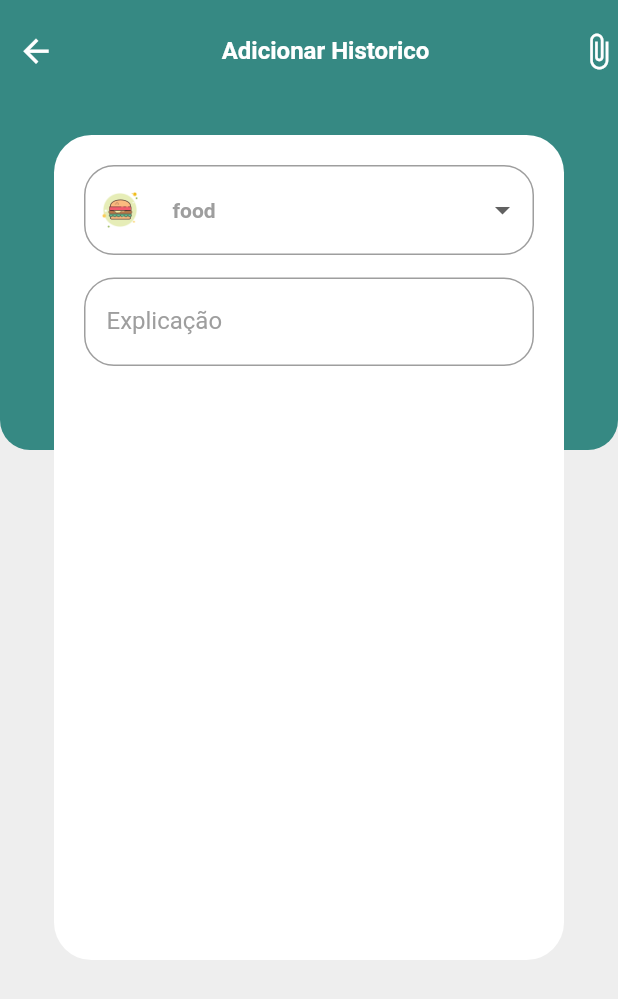
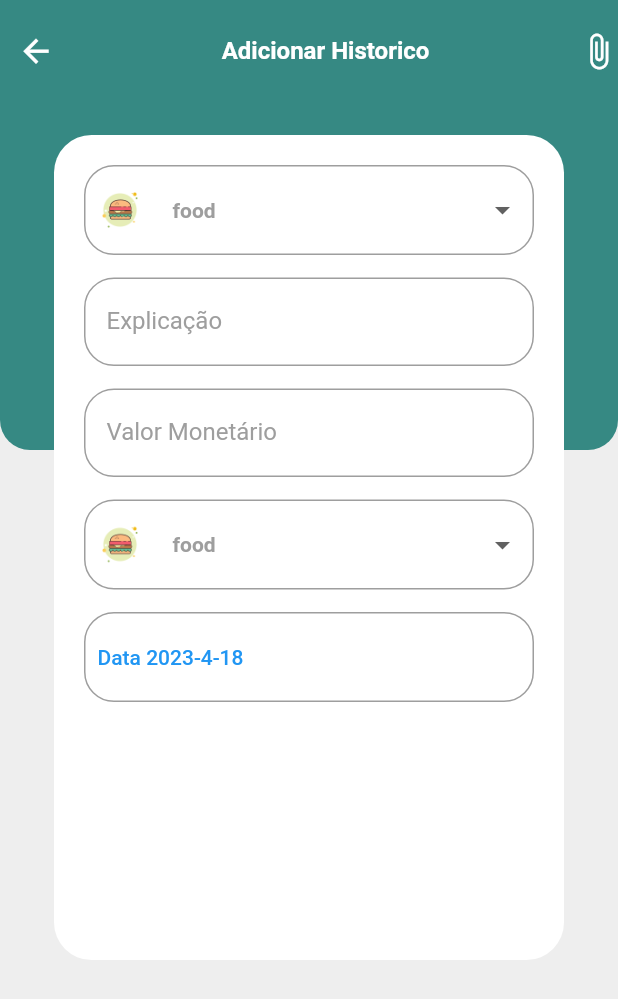
Before and after one commit to gellmesquita/financial-app-ui, a Flutter app: the Add screen opened directly, on a phone screen of 412 x 824 dp. Shown: the top 999 px of the screen. Run offline on Flutter 3.47's test engine with Material 2 defaults, Android fonts, the phone set to English and light mode, and no system bars; our stand-ins replace syncfusion_flutter_charts.

Commit message:
Update add.dart

```diff
--- a/lib/screens/add.dart
+++ b/lib/screens/add.dart
@@ -11,14 +11,18 @@ class Add extends StatefulWidget {
 class _AddState extends State<Add> {
   String dropdownValue = 'food';
   final TextEditingController text= TextEditingController();
+  final TextEditingController valor= TextEditingController();
   FocusNode ex = FocusNode();
+  FocusNode ex1 = FocusNode();
+  DateTime date = DateTime.now();
   @override
   void initState(){
     super.initState();
     ex.addListener(() {
-      setState(() {
-
+      setState(() {});
     });
+    ex1.addListener(() {
+      setState(() {});
     });
   }
   @override
@@ -60,7 +64,113 @@ class _AddState extends State<Add> {
         padding: const EdgeInsets.all(20),
         child: Column(
           children: [
+            myDrop(),
+            const SizedBox(
+              height: 15,
+            ),
+            myTextField(text, ex),
+            const SizedBox(
+              height: 15,
+            ),
+            TextField(
+              controller: valor,
+              focusNode: ex1,
+              keyboardType: TextInputType.number,
+              strutStyle: const StrutStyle(
+                height: 1.8
+              ),
+              decoration:   InputDecoration(
+                contentPadding: const EdgeInsets.symmetric(
+                  horizontal: 15,
+                  vertical: 15
+                ),
+                labelText: "Valor Monetário",
+                labelStyle: const TextStyle(
+                  fontSize: 16,
+                  color: Colors.grey
+                ),
+                border: OutlineInputBorder(
+                  borderRadius: BorderRadius.circular(20),
+                  borderSide: const BorderSide(
+                    width: 2,
+                    color: Colors.grey
+                  )
+                )
+              ),
+            ),
+            const SizedBox(
+              height: 15,
+            ),
+            myDrop(),
+            const SizedBox(
+              height: 15,
+            ),
             Container(
+              height:60,
+              width: 300,
+              alignment: Alignment.centerLeft,
+              decoration: BoxDecoration(
+                borderRadius: BorderRadius.circular(20),
+                border: Border.all(width: 1, color: Colors.grey)
+              ),
+              child: TextButton(
+                onPressed: () async{
+                  DateTime? newData = await showDatePicker(
+                    context: context,
+                    initialDate: date,
+                    firstDate: DateTime(2023),
+                    lastDate: DateTime(2050)
+                  );
+                  if(newData==null){
+                    return;
+                  }
+                  setState(() {
+                    date=newData;
+                  });
+                },
+                child: Text(
+                  "Data ${date.year}-${date.month}-${date.day}"
+                ),
+              ),
+            )
+
+          ],
+        ),
+      ),
+    );
+  }
+
+  TextField myTextField(TextEditingController text, FocusNode ex) {
+    return TextField(
+            controller: text,
+            focusNode: ex,
+            strutStyle: const StrutStyle(
+              height: 1.8
+            ),
+            decoration:   InputDecoration(
+              contentPadding: const EdgeInsets.symmetric(
+                horizontal: 15,
+                vertical: 15
+              ),
+              labelText: "Explicação",
+              labelStyle: const TextStyle(
+                fontSize: 16,
+                color: Colors.grey
+              ),
+              border: OutlineInputBorder(
+                borderRadius: BorderRadius.circular(20),
+                borderSide: const BorderSide(
+                  width: 2,
+                  color: Colors.grey
+                )
+              )
+            ),
+
+          );
+  }
+
+  Container myDrop() {
+    return Container(
             height:60,
             width: 300,
             decoration: BoxDecoration(
@@ -114,40 +224,6 @@ class _AddState extends State<Add> {
                }).toList(),
                          ),
             )
-            ),
-            const SizedBox(
-              height: 15,
-            ),
-            TextField(
-              controller: text,
-              focusNode: ex,
-              strutStyle: const StrutStyle(
-                height: 1.8
-              ),
-              decoration:   InputDecoration(
-                contentPadding: const EdgeInsets.symmetric(
-                  horizontal: 15,
-                  vertical: 15
-                ),
-                labelText: "Explicação",
-                labelStyle: const TextStyle(
-                  fontSize: 16,
-                  color: Colors.grey
-                ),
-                border: OutlineInputBorder(
-                  borderRadius: BorderRadius.circular(20),
-                  borderSide: const BorderSide(
-                    width: 2,
-                    color: Colors.grey
-                  )
-                )
-              ),
-
-            )
-
-          ],
-        ),
-      ),
           );
   }
 
```
Lines whose indentation alone changed are shown as unchanged.
